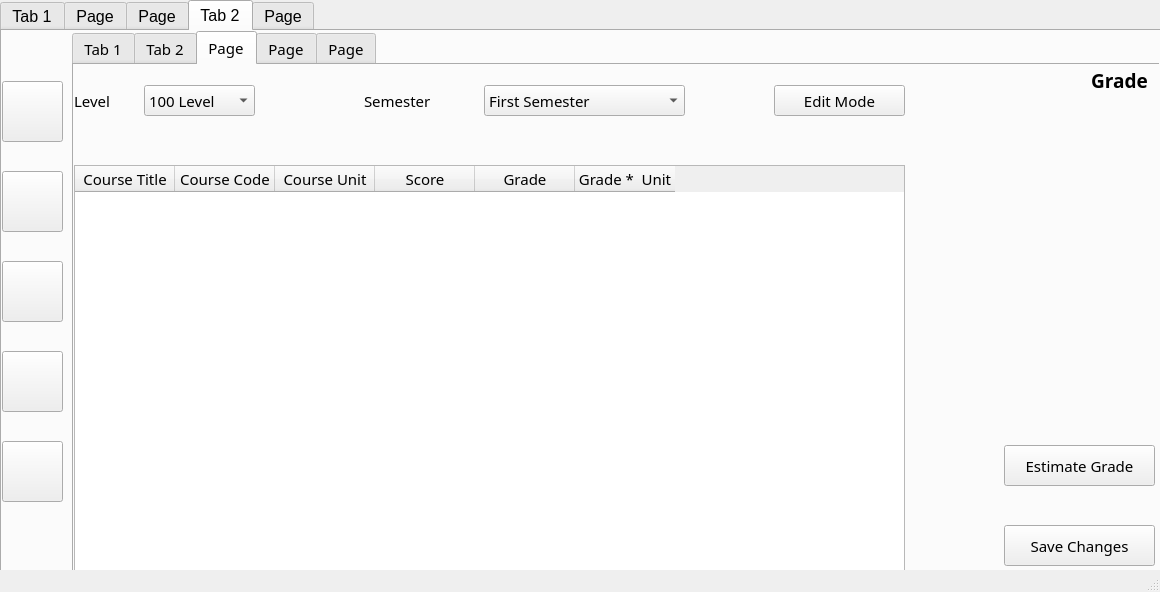
Before: the Qt Designer form MyGPAmate.ui in edeniyanda/MyGPAmate, drawn with Qt 5.
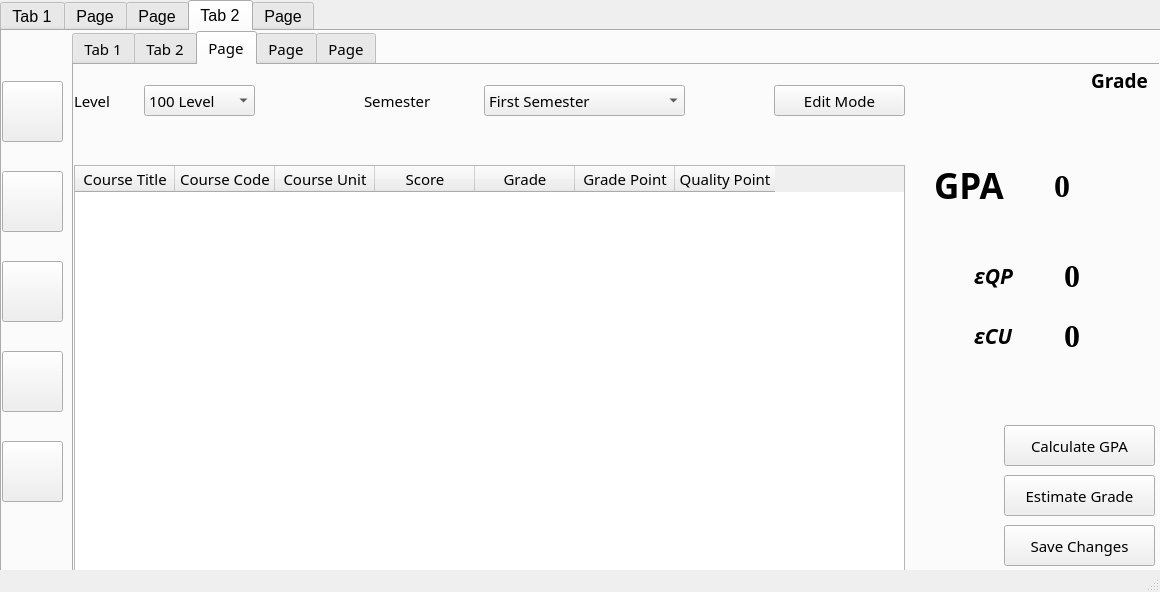
After: the same form once the commit is applied. Icons and pictures are not drawn.

Diff of the .ui file:
```diff
--- a/MyGPAmate.ui
+++ b/MyGPAmate.ui
@@ -1022,7 +1022,7 @@
          </rect>
         </property>
         <property name="columnCount">
-         <number>6</number>
+         <number>7</number>
         </property>
         <column>
          <property name="text">
@@ -1051,7 +1051,12 @@
         </column>
         <column>
          <property name="text">
-          <string>Grade *  Unit</string>
+          <string>Grade Point</string>
+         </property>
+        </column>
+        <column>
+         <property name="text">
+          <string>Quality Point</string>
          </property>
         </column>
        </widget>
@@ -1161,7 +1166,7 @@
         <property name="geometry">
          <rect>
           <x>930</x>
-          <y>380</y>
+          <y>410</y>
           <width>151</width>
           <height>41</height>
          </rect>
@@ -1170,6 +1175,147 @@
          <string>Estimate Grade</string>
         </property>
        </widget>
+       <widget class="QPushButton" name="pushButton_clacuategpa">
+        <property name="geometry">
+         <rect>
+          <x>930</x>
+          <y>360</y>
+          <width>151</width>
+          <height>41</height>
+         </rect>
+        </property>
+        <property name="text">
+         <string>Calculate GPA</string>
+        </property>
+       </widget>
+       <widget class="QLabel" name="label_29">
+        <property name="geometry">
+         <rect>
+          <x>860</x>
+          <y>100</y>
+          <width>81</width>
+          <height>41</height>
+         </rect>
+        </property>
+        <property name="font">
+         <font>
+          <family>Trebuchet MS</family>
+          <pointsize>26</pointsize>
+          <weight>75</weight>
+          <bold>true</bold>
+         </font>
+        </property>
+        <property name="text">
+         <string>GPA</string>
+        </property>
+       </widget>
+       <widget class="QLabel" name="label_32">
+        <property name="geometry">
+         <rect>
+          <x>900</x>
+          <y>190</y>
+          <width>51</width>
+          <height>41</height>
+         </rect>
+        </property>
+        <property name="font">
+         <font>
+          <family>Trebuchet MS</family>
+          <pointsize>16</pointsize>
+          <weight>75</weight>
+          <italic>true</italic>
+          <bold>true</bold>
+         </font>
+        </property>
+        <property name="text">
+         <string>ɛQP</string>
+        </property>
+       </widget>
+       <widget class="QLabel" name="label_34">
+        <property name="geometry">
+         <rect>
+          <x>900</x>
+          <y>250</y>
+          <width>51</width>
+          <height>41</height>
+         </rect>
+        </property>
+        <property name="font">
+         <font>
+          <family>Trebuchet MS</family>
+          <pointsize>16</pointsize>
+          <weight>75</weight>
+          <italic>true</italic>
+          <bold>true</bold>
+         </font>
+        </property>
+        <property name="text">
+         <string>ɛCU</string>
+        </property>
+       </widget>
+       <widget class="QLabel" name="label_eqp">
+        <property name="geometry">
+         <rect>
+          <x>990</x>
+          <y>190</y>
+          <width>61</width>
+          <height>41</height>
+         </rect>
+        </property>
+        <property name="font">
+         <font>
+          <family>Times New Roman</family>
+          <pointsize>24</pointsize>
+          <weight>75</weight>
+          <bold>true</bold>
+         </font>
+        </property>
+        <property name="text">
+         <string>0</string>
+        </property>
+       </widget>
+       <widget class="QLabel" name="label_ecu">
+        <property name="geometry">
+         <rect>
+          <x>990</x>
+          <y>250</y>
+          <width>61</width>
+          <height>41</height>
+         </rect>
+        </property>
+        <property name="font">
+         <font>
+          <family>Times New Roman</family>
+          <pointsize>24</pointsize>
+          <weight>75</weight>
+          <bold>true</bold>
+         </font>
+        </property>
+        <property name="text">
+         <string>0</string>
+        </property>
+       </widget>
+       <widget class="QLabel" name="label_gpa">
+        <property name="geometry">
+         <rect>
+          <x>980</x>
+          <y>100</y>
+          <width>81</width>
+          <height>41</height>
+         </rect>
+        </property>
+        <property name="font">
+         <font>
+          <family>Times New Roman</family>
+          <pointsize>24</pointsize>
+          <weight>75</weight>
+          <bold>true</bold>
+         </font>
+        </property>
+        <property name="text">
+         <string>0</string>
+        </property>
+       </widget>
       </widget>
       <widget class="QWidget" name="tab_6">
        <attribute name="title">
```
